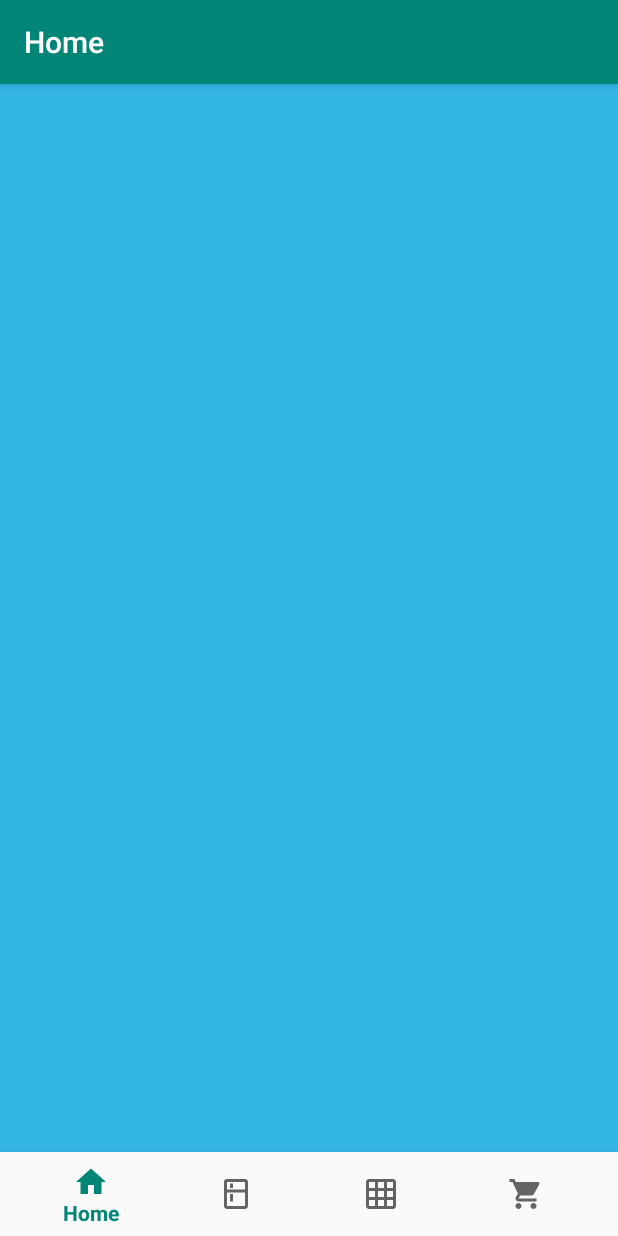
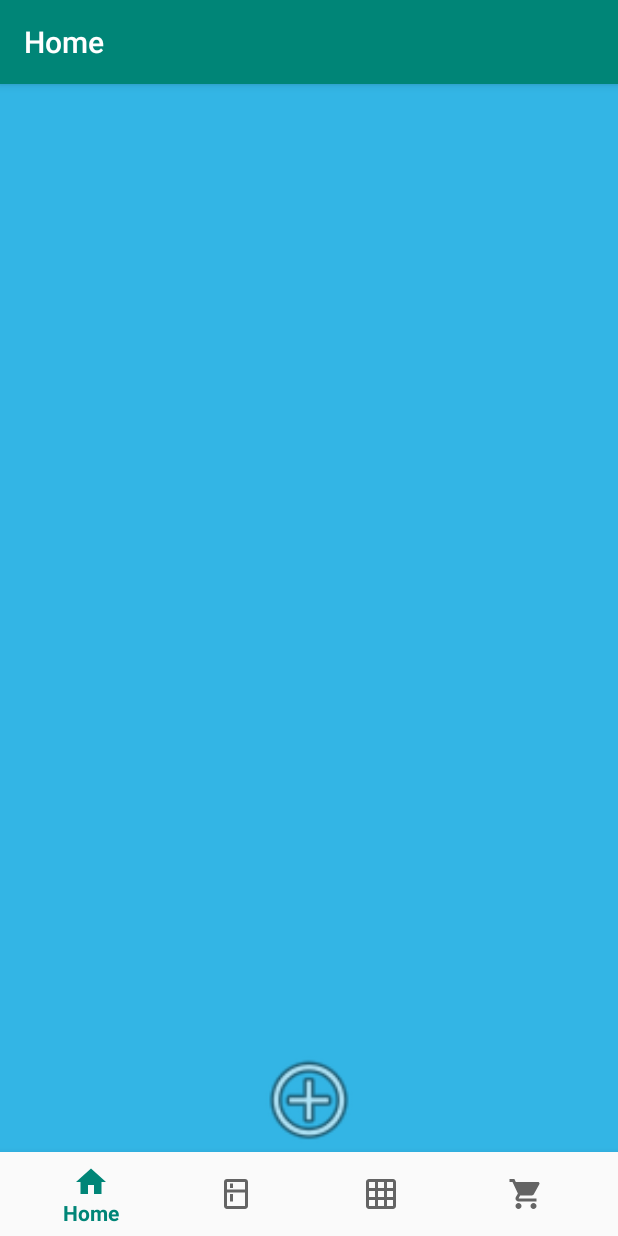
Before and after one commit to CarloDnt/Progetto, an Android app: the HomeFragment screen opened directly, with no data from a screen before it, on a phone screen of 412 x 824 dp. Run offline under Robolectric (Android 15) with nearby library versions, the light colour scheme and no system bars.

Commit message:
Inizio Add Prodotti

```diff
--- a/app/src/main/AndroidManifest.xml
+++ b/app/src/main/AndroidManifest.xml
@@ -9,7 +9,8 @@
         android:roundIcon="@mipmap/ic_launcher_round"
         android:supportsRtl="true"
         android:theme="@style/AppTheme">
-        <activity android:name=".ui.Registrazione"></activity>
+        <activity android:name=".ui.AggiungiProdotto"></activity>
+        <activity android:name=".ui.Registrazione" />
         <activity
             android:name=".ui.Home"
             android:label="@string/title_activity_home" />
--- a/app/src/main/java/com/example/progettoapplicazionimobili/ui/HomeFragment.java
+++ b/app/src/main/java/com/example/progettoapplicazionimobili/ui/HomeFragment.java
@@ -4,6 +4,8 @@ import android.os.Bundle;
 import android.view.LayoutInflater;
 import android.view.View;
 import android.view.ViewGroup;
+import android.widget.ImageButton;
+import android.widget.ImageView;
 
 import androidx.annotation.NonNull;
 import androidx.annotation.Nullable;
@@ -12,10 +14,16 @@ import androidx.fragment.app.Fragment;
 import com.example.progettoapplicazionimobili.R;
 
 public class HomeFragment extends Fragment {
-
+    private ImageView add;
     @Nullable
     @Override
     public View onCreateView(@NonNull LayoutInflater inflater, @Nullable ViewGroup container, @Nullable Bundle savedInstanceState) {
         return inflater.inflate(R.layout.fragment_home,container,false);
     }
+
+    @Override
+    public void onViewCreated(@NonNull View view, @Nullable Bundle savedInstanceState) {
+        super.onViewCreated(view, savedInstanceState);
+        add=(ImageView)getView().findViewById(R.id.add);
+    }
 }
--- a/app/src/main/res/layout/fragment_home.xml
+++ b/app/src/main/res/layout/fragment_home.xml
@@ -5,4 +5,16 @@
     android:orientation="vertical"
     android:layout_width="match_parent"
     android:layout_height="match_parent"
-    android:background="@android:color/holo_blue_light"/>
+    android:background="@android:color/holo_blue_light">
+
+    <ImageView
+        android:id="@+id/add"
+        android:layout_width="150dp"
+        android:layout_height="70dp"
+        android:layout_alignParentBottom="true"
+        android:layout_alignParentEnd="true"
+        android:layout_alignParentStart="true"
+        android:clickable="true"
+        android:focusable="true"
+        app:srcCompat="@android:drawable/ic_menu_add" />
+</RelativeLayout>
```
Also changed, not shown: app/src/main/java/com/example/progettoapplicazionimobili/ui/AggiungiProdotto.java (added, +16 -0 lines), app/src/main/res/layout/activity_aggiungi_prodotto.xml (added, +9 -0 lines).
